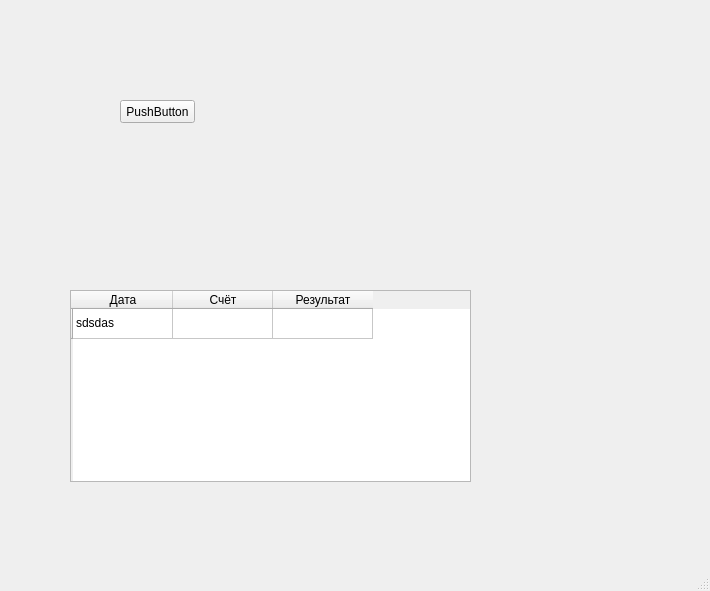
First picture: the form in test.ui, repository OgnestrelYT/Sport-Oracle, before the edit.
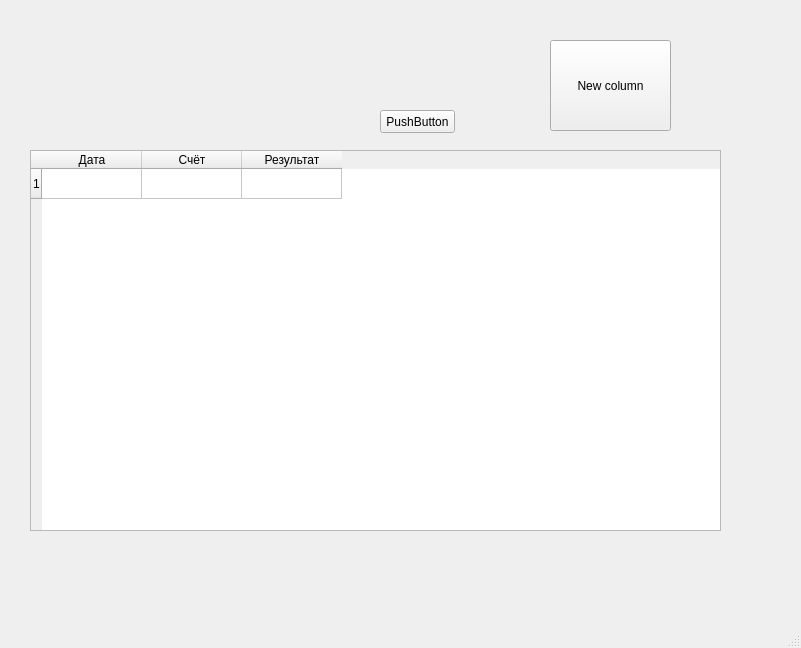
Second picture: the form after the edit.

Commit message: table new rows with bugs

What changed in the file:
```diff
--- a/test.ui
+++ b/test.ui
@@ -6,26 +6,41 @@
    <rect>
     <x>0</x>
     <y>0</y>
-    <width>710</width>
-    <height>591</height>
+    <width>801</width>
+    <height>648</height>
    </rect>
   </property>
   <property name="windowTitle">
    <string>MainWindow</string>
   </property>
   <widget class="QWidget" name="centralwidget">
-   <widget class="QTableWidget" name="tableCom">
+   <widget class="QTableWidget" name="Main_Table">
+    <property name="enabled">
+     <bool>true</bool>
+    </property>
     <property name="geometry">
      <rect>
-      <x>70</x>
-      <y>290</y>
-      <width>401</width>
-      <height>192</height>
+      <x>30</x>
+      <y>150</y>
+      <width>691</width>
+      <height>381</height>
      </rect>
     </property>
+    <property name="sizePolicy">
+     <sizepolicy hsizetype="Expanding" vsizetype="Expanding">
+      <horstretch>0</horstretch>
+      <verstretch>0</verstretch>
+     </sizepolicy>
+    </property>
+    <property name="minimumSize">
+     <size>
+      <width>200</width>
+      <height>200</height>
+     </size>
+    </property>
     <row>
      <property name="text">
-      <string/>
+      <string>1</string>
      </property>
     </row>
     <column>
@@ -43,17 +58,12 @@
       <string>Результат</string>
      </property>
     </column>
-    <item row="0" column="0">
-     <property name="text">
-      <string>sdsdas</string>
-     </property>
-    </item>
    </widget>
    <widget class="QPushButton" name="Add_Tab_Button">
     <property name="geometry">
      <rect>
-      <x>120</x>
-      <y>100</y>
+      <x>380</x>
+      <y>110</y>
       <width>75</width>
       <height>23</height>
      </rect>
@@ -62,6 +72,19 @@
      <string>PushButton</string>
     </property>
    </widget>
+   <widget class="QPushButton" name="New_Row">
+    <property name="geometry">
+     <rect>
+      <x>550</x>
+      <y>40</y>
+      <width>121</width>
+      <height>91</height>
+     </rect>
+    </property>
+    <property name="text">
+     <string>New column</string>
+    </property>
+   </widget>
   </widget>
   <widget class="QMenuBar" name="menubar">
    <property name="geometry">
```
Left out of the diff: 2 changed lines with no effect on the pictures. The commit also changes 1 other file.
